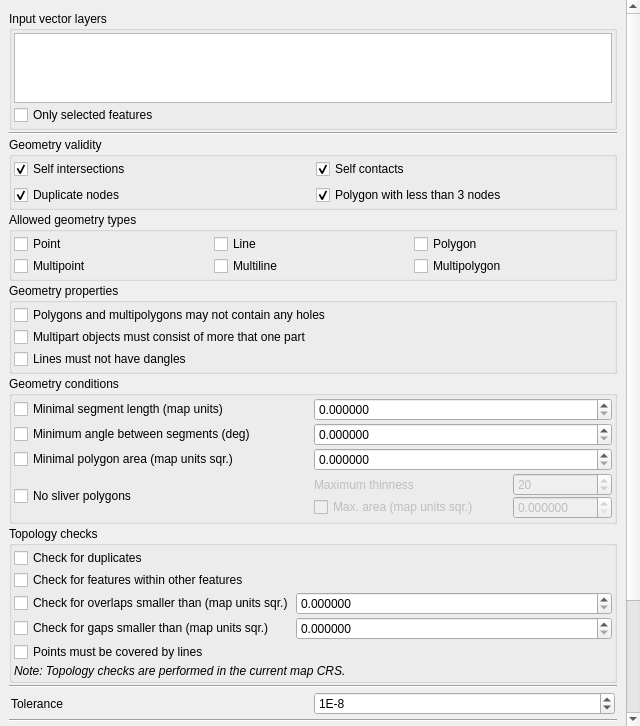
First picture: the form in src/plugins/geometry_checker/ui/qgsgeometrycheckersetuptab.ui, repository carsmie/QGIS, before the edit.
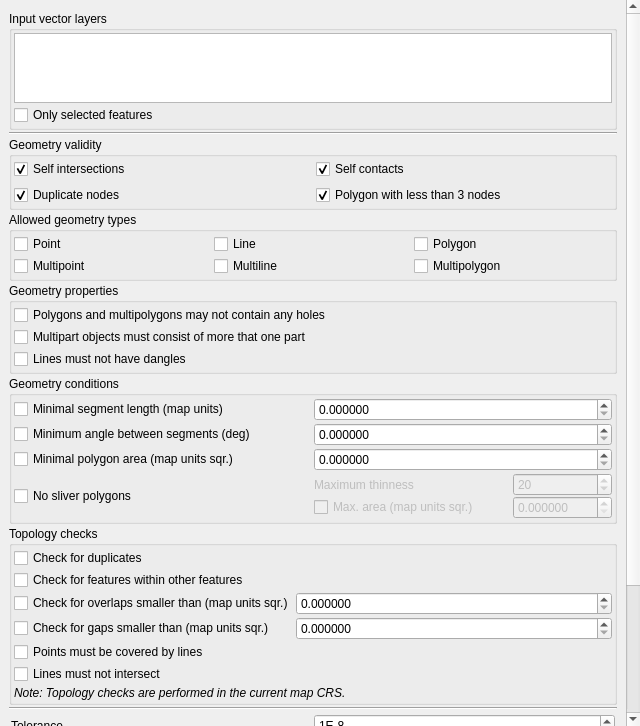
Second picture: the form after the edit. Icons and pictures are not drawn. Custom widgets are drawn as their Qt base class.

Commit message: [Geometry checker] Add line intersection check

```diff
--- a/src/plugins/geometry_checker/ui/qgsgeometrycheckersetuptab.ui
+++ b/src/plugins/geometry_checker/ui/qgsgeometrycheckersetuptab.ui
@@ -43,7 +43,7 @@
         <x>0</x>
         <y>0</y>
         <width>626</width>
-        <height>895</height>
+        <height>918</height>
        </rect>
       </property>
       <layout class="QGridLayout" name="gridLayout_4">
@@ -511,6 +511,13 @@
                </property>
               </widget>
              </item>
+             <item row="5" column="0">
+              <widget class="QCheckBox" name="checkLineIntersection">
+               <property name="text">
+                <string>Lines must not intersect</string>
+               </property>
+              </widget>
+             </item>
              <item row="0" column="0">
               <widget class="QCheckBox" name="checkBoxDuplicates">
                <property name="text">
@@ -535,7 +542,7 @@
                </property>
               </widget>
              </item>
-             <item row="5" column="0" colspan="2">
+             <item row="8" column="0" colspan="2">
               <widget class="QLabel" name="label">
                <property name="text">
                 <string>&lt;i&gt;Note: Topology checks are performed in the current map CRS.&lt;/i&gt;</string>
@@ -552,7 +559,7 @@
                </property>
               </widget>
              </item>
-             <item row="4" column="0" colspan="2">
+             <item row="4" column="0">
               <widget class="QCheckBox" name="checkPointCoveredByLine">
                <property name="text">
                 <string>Points must be covered by lines</string>
```
The commit also changes 6 other files.
